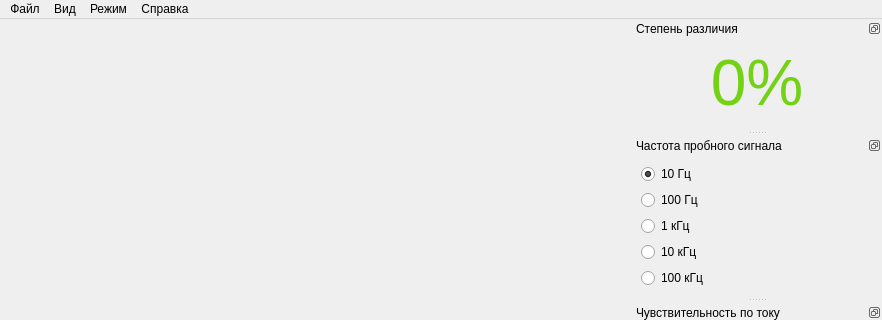
The window that gui/mainwindow.ui (EPC-MSU/EPLab) describes before a commit, drawn with Qt 5; both pictures show x 0 to 882 and y 0 to 320 of the 882 by 1121 pixel window.
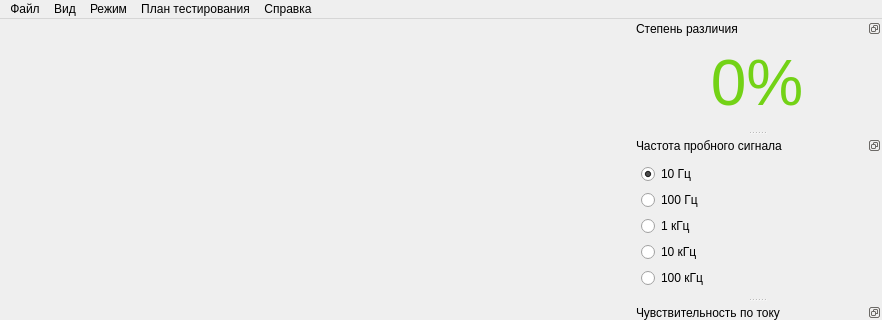
The same window after the commit. The open tabs and pages were chosen to show the change.

```diff
--- a/gui/mainwindow.ui
+++ b/gui/mainwindow.ui
@@ -641,9 +641,21 @@
     </property>
     <addaction name="about_action"/>
    </widget>
+   <widget class="QMenu" name="test_plan_menu_action">
+    <property name="title">
+     <string>План тестирования</string>
+    </property>
+    <addaction name="next_point_action"/>
+    <addaction name="last_point_action"/>
+    <addaction name="separator"/>
+    <addaction name="new_point_action"/>
+    <addaction name="save_point_action"/>
+    <addaction name="add_board_image_action"/>
+   </widget>
    <addaction name="file_menu_action"/>
    <addaction name="view_menu_action"/>
    <addaction name="mode_menu_action"/>
+   <addaction name="test_plan_menu_action"/>
    <addaction name="help_menu_action"/>
   </widget>
   <action name="new_file_action">
```
Left out of the diff: 42 changed lines with no effect on the pictures.
